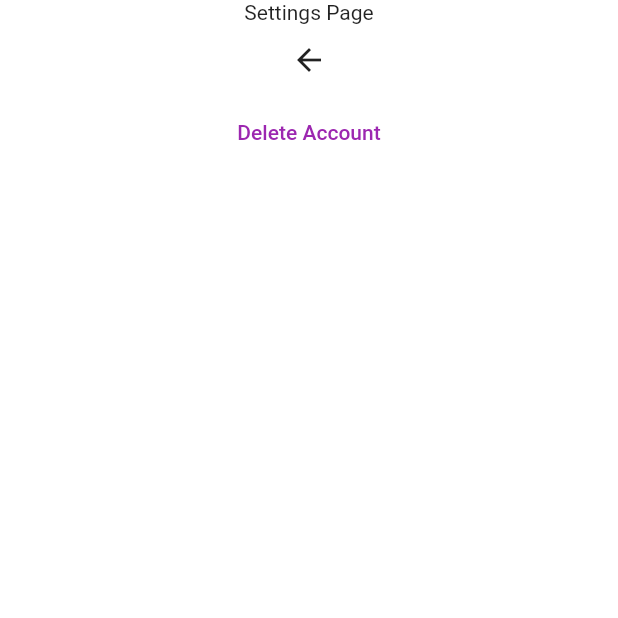
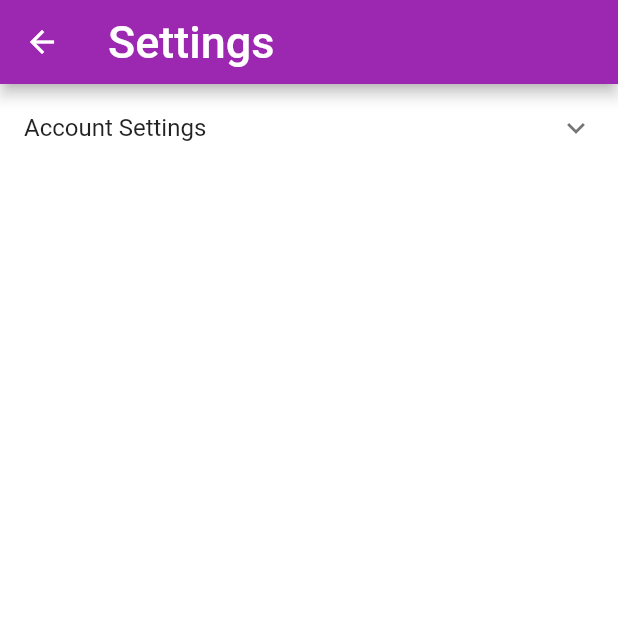
Before and after one commit to StephenOelofse/LoginScreen, a Flutter app: the SettingsPage screen opened by its route, on a phone screen of 412 x 824 dp, the top half of it. Run offline on Flutter 3.47's test engine with Material 2 defaults, Android fonts, the light colour scheme and no system bars; our stand-ins replace firebase_auth, firebase_core, flutter_secure_storage, flutter_svg; accounts and stored records are empty; Roboto replaces fonts that are missing (Montserrat).

Commit message:
Added Expansion tile for delete user

```diff
--- a/lib/core/settings/settings.dart
+++ b/lib/core/settings/settings.dart
@@ -1,5 +1,4 @@
 import 'package:flutter/material.dart';
-import 'package:user_auth_2/core/auth/deleteuserpage.dart';
 
 class SettingsPage extends StatelessWidget {
   const SettingsPage({Key? key}) : super(key: key);
@@ -9,20 +8,17 @@ class SettingsPage extends StatelessWidget {
   @override
   Widget build(BuildContext context) {
     return Scaffold(
+      appBar: AppBar(
+        title: const Text('Settings'),
+      ),
       body: Center(
           child: Column(
         children: [
-          const Text('Settings Page'),
-          BackButton(
-            onPressed: () => Navigator.of(context).pop(),
-          ),
-          TextButton(
-            onPressed: () {
-              Navigator.of(context).pushNamed(DeleteAccount.routename);
-            },
-            child: const Text(
-              'Delete Account',
-            ),
+          ExpansionTile(
+            title: const Text('Account Settings'),
+            children: [
+              TextButton(onPressed: () {}, child: const Text('Delete Account'))
+            ],
           ),
         ],
       )),
```
